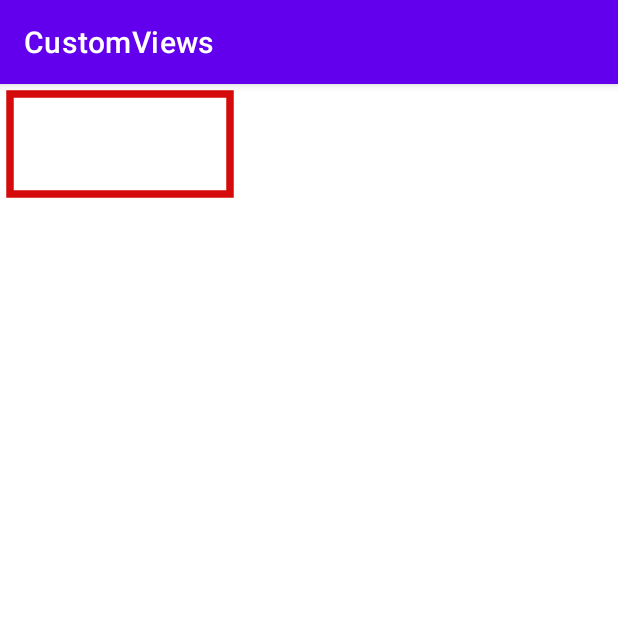
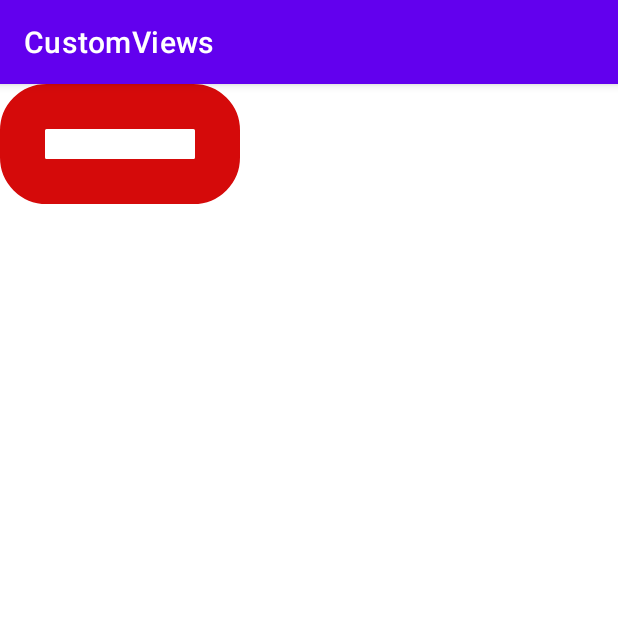
Before and after one commit to Tornado5121/CustomViews, an Android app: the screen it shows after launch (MainActivity), on a phone screen of 412 x 824 dp, the top half of it. Run offline under Robolectric (Android 15) with nearby library versions, the phone set to English and light mode, and no system bars.

Commit message:
fix bug with cutting sides of rounding corners

```diff
--- a/app/src/main/java/com/natife/example/customviews/MyView.kt
+++ b/app/src/main/java/com/natife/example/customviews/MyView.kt
@@ -4,7 +4,6 @@ import android.content.Context
 import android.graphics.Canvas
 import android.graphics.Paint
 import android.graphics.Paint.Style
-import android.graphics.Rect
 import android.graphics.RectF
 import android.os.Build
 import android.util.AttributeSet
@@ -45,7 +44,7 @@ class MyCustomView @JvmOverloads constructor(
         rectView.isAntiAlias = true
         rectView.color = borderColor
         rectView.strokeWidth = borderWidth
-        rect.set(10F, 10F, width - 10F, height - 10F)
+        rect.set(borderWidth/2, borderWidth/2, width - borderWidth/2, height - borderWidth/2)
         canvas?.drawRoundRect(rect,cornerRadius,cornerRadius, rectView)
     }
 
--- a/app/src/main/res/layout/activity_main.xml
+++ b/app/src/main/res/layout/activity_main.xml
@@ -10,8 +10,6 @@
         android:layout_width="160dp"
         android:layout_height="80dp"
         app:borderColor="#D50A0A"
-        app:borderWidth="5dp"
-        app:cornerRadius="0dp" />
-
-
+        app:borderWidth="30dp"
+        app:cornerRadius="16dp" />
 </FrameLayout>
```
Also changed, not shown: app/src/main/java/com/natife/example/customviews/MyViewGroup.kt (+10 -1 lines).
